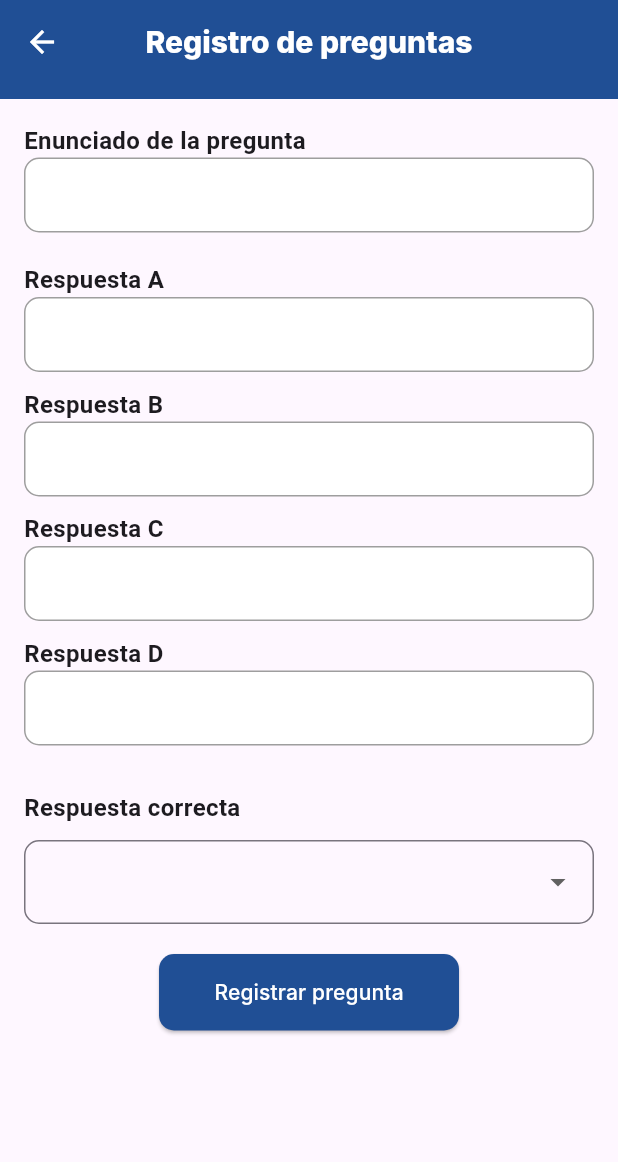
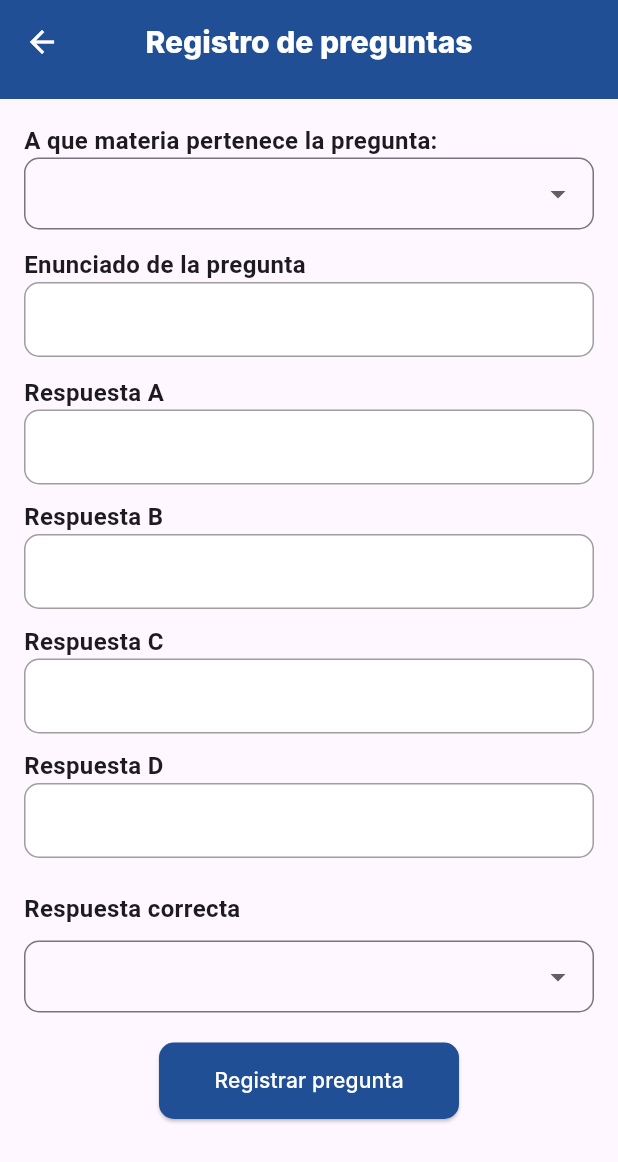
Before and after one commit to JuanSebLopez/edupro, a Flutter app: the QuestionsPage screen opened by its route, after a tap on "Registrar pregunta", on a phone screen of 412 x 824 dp. Shown: the top 1162 px of the screen. Run offline on Flutter 3.47's test engine with Material 3 defaults, Android fonts, the phone set to English and light mode, and no system bars; our stand-ins replace firebase_auth, get, google_fonts; accounts and stored records are empty; Roboto replaces fonts that are missing (Inter).

Commit message:
YA registra la pregnta, me falta verificar porque no registra la respuesta D

```diff
--- a/lib/models/questions.dart
+++ b/lib/models/questions.dart
@@ -1,13 +1 @@
-class Question {
-  final String subject;
-  final String statement;
-  final List<String> answers;
-  late bool itsCorrect;
-
-  Question({
-    required this.subject,
-    required this.statement,
-    required this.answers, String? correctAnswer,
-    //required this.itsCorrect
-  });
-}
+List<Map<String, dynamic>> questions = [];
--- a/lib/ui/admin/question_screen.dart
+++ b/lib/ui/admin/question_screen.dart
@@ -1,17 +1,20 @@
+import 'package:edupro/models/questions.dart';
 import 'package:flutter/material.dart';
 
 class QuestionsPage extends StatefulWidget {
-  const QuestionsPage({Key? key}) : super(key: key);
+  const QuestionsPage({super.key});
 
   @override
   _QuestionsPageState createState() => _QuestionsPageState();
 }
 
 class _QuestionsPageState extends State<QuestionsPage> {
-  TextEditingController _controller1 = TextEditingController();
-  TextEditingController _controller2 = TextEditingController();
-  TextEditingController _controller3 = TextEditingController();
-  TextEditingController _controller4 = TextEditingController();
+  final TextEditingController _controller1 = TextEditingController();
+  final TextEditingController _controller2 = TextEditingController();
+  final TextEditingController _controller3 = TextEditingController();
+  final TextEditingController _controller4 = TextEditingController();
+  String? _selectedSubject;
+  String? _selectedCorrectAnswer;
 
   @override
   Widget build(BuildContext context) {
@@ -55,7 +58,47 @@ class _QuestionsPageState extends State<QuestionsPage> {
             child: Column(
               crossAxisAlignment: CrossAxisAlignment.start,
               children: [
-                Text(
+                const Text(
+                  "A que materia pertenece la pregunta:",
+                  style: TextStyle(
+                    fontWeight: FontWeight.bold,
+                    fontSize: 16,
+                  ),
+                ),
+                Container(
+                  margin: const EdgeInsets.only(bottom: 12.0),
+                  child: DropdownButtonFormField<String>(
+                    value: _selectedSubject,
+                    onChanged: (value) {
+                      setState(() {
+                        _selectedSubject = value;
+                      });
+                    },
+                    items:
+                        ["Inglés", "Matemáticas", "Lectura Crítica", "Biología"]
+                            .map((option) => DropdownMenuItem(
+                                  value: option,
+                                  child: Text(option),
+                                ))
+                            .toList(),
+                    decoration: InputDecoration(
+                      contentPadding: const EdgeInsets.symmetric(
+                        vertical: 10.0,
+                      ),
+                      border: OutlineInputBorder(
+                        borderRadius: BorderRadius.circular(10),
+                        borderSide: const BorderSide(color: Colors.grey),
+                      ),
+                    ),
+                    validator: (value) {
+                      if (value == null || value.isEmpty) {
+                        return "Selecciona el tema de la pregunta";
+                      }
+                      return null;
+                    },
+                  ),
+                ),
+                const Text(
                   "Enunciado de la pregunta",
                   style: TextStyle(
                     fontWeight: FontWeight.bold,
@@ -72,14 +115,17 @@ class _QuestionsPageState extends State<QuestionsPage> {
                     padding: const EdgeInsets.symmetric(horizontal: 16.0),
                     child: TextField(
                       controller: _controller1,
-                      decoration: InputDecoration(
+                      decoration: const InputDecoration(
+                        contentPadding: EdgeInsets.symmetric(
+                          vertical: 10.0,
+                        ),
                         border: InputBorder.none,
                       ),
                       maxLines: null,
                     ),
                   ),
                 ),
-                SizedBox(height: 20.0),
+                const SizedBox(height: 12.0),
                 Column(
                   crossAxisAlignment: CrossAxisAlignment.start,
                   children: [
@@ -91,7 +137,7 @@ class _QuestionsPageState extends State<QuestionsPage> {
                           children: [
                             Text(
                               "Respuesta ${String.fromCharCode(65 + i)}",
-                              style: TextStyle(
+                              style: const TextStyle(
                                 fontWeight: FontWeight.bold,
                                 fontSize: 16,
                               ),
@@ -104,7 +150,8 @@ class _QuestionsPageState extends State<QuestionsPage> {
                               ),
                               child: Padding(
                                 padding: const EdgeInsets.symmetric(
-                                    horizontal: 16.0),
+                                  horizontal: 16.0,
+                                ),
                                 child: TextField(
                                   controller: i == 0
                                       ? _controller2
@@ -113,7 +160,10 @@ class _QuestionsPageState extends State<QuestionsPage> {
                                           : i == 2
                                               ? _controller4
                                               : null,
-                                  decoration: InputDecoration(
+                                  decoration: const InputDecoration(
+                                    contentPadding: EdgeInsets.symmetric(
+                                      vertical: 10.0,
+                                    ),
                                     border: InputBorder.none,
                                   ),
                                 ),
@@ -124,8 +174,8 @@ class _QuestionsPageState extends State<QuestionsPage> {
                       ),
                   ],
                 ),
-                SizedBox(height: 20.0),
-                Text(
+                const SizedBox(height: 12.0),
+                const Text(
                   "Respuesta correcta",
                   style: TextStyle(
                     fontWeight: FontWeight.bold,
@@ -133,10 +183,13 @@ class _QuestionsPageState extends State<QuestionsPage> {
                   ),
                 ),
                 Container(
-                  margin: EdgeInsets.only(top: 10.0),
+                  margin: const EdgeInsets.only(top: 10.0),
                   child: DropdownButtonFormField<String>(
+                    value: _selectedCorrectAnswer,
                     onChanged: (value) {
-                      setState(() {});
+                      setState(() {
+                        _selectedCorrectAnswer = value;
+                      });
                     },
                     items: ["A", "B", "C", "D"]
                         .map((option) => DropdownMenuItem(
@@ -145,9 +198,12 @@ class _QuestionsPageState extends State<QuestionsPage> {
                             ))
                         .toList(),
                     decoration: InputDecoration(
+                      contentPadding: const EdgeInsets.symmetric(
+                        vertical: 10.0,
+                      ),
                       border: OutlineInputBorder(
                         borderRadius: BorderRadius.circular(10),
-                        borderSide: BorderSide(color: Colors.grey),
+                        borderSide: const BorderSide(color: Colors.grey),
                       ),
                     ),
                     validator: (value) {
@@ -158,7 +214,7 @@ class _QuestionsPageState extends State<QuestionsPage> {
                     },
                   ),
                 ),
-                SizedBox(height: 20.0),
+                const SizedBox(height: 20.0),
                 Center(
                   child: ElevatedButton(
                     style: ElevatedButton.styleFrom(
@@ -168,7 +224,38 @@ class _QuestionsPageState extends State<QuestionsPage> {
                         borderRadius: BorderRadius.circular(10),
                       ),
                     ),
-                    onPressed: () {},
+                    onPressed: () {
+                      // Capturar los valores de los campos de texto y la selección del menú desplegable
+                      String? subject = _selectedSubject;
+                      String question = _controller1.text;
+                      String answerA = _controller2.text;
+                      String answerB = _controller3.text;
+                      String answerC = _controller4.text;
+                      String correctAnswer = _selectedCorrectAnswer ?? '';
+
+                      // Validar que todos los campos estén llenos antes de agregar la pregunta
+                      if (subject != null &&
+                          question.isNotEmpty &&
+                          answerA.isNotEmpty &&
+                          answerB.isNotEmpty &&
+                          answerC.isNotEmpty &&
+                          correctAnswer.isNotEmpty) {
+                        // Agregar la pregunta a la lista questions
+                        questions.add({
+                          'subject': subject,
+                          'question': question,
+                          'answers': [answerA, answerB, answerC],
+                          'correctAnswer': correctAnswer,
+                        });
+
+                        // Mostrar la información de la pregunta por consola
+                        print("Nueva pregunta registrada:");
+                        print("Materia: $subject");
+                        print("Pregunta: $question");
+                        print("Respuestas: $answerA, $answerB, $answerC");
+                        print("Respuesta correcta: $correctAnswer");
+                      }
+                    },
                     child: const Text(
                       "Registrar pregunta",
                       style:
```
